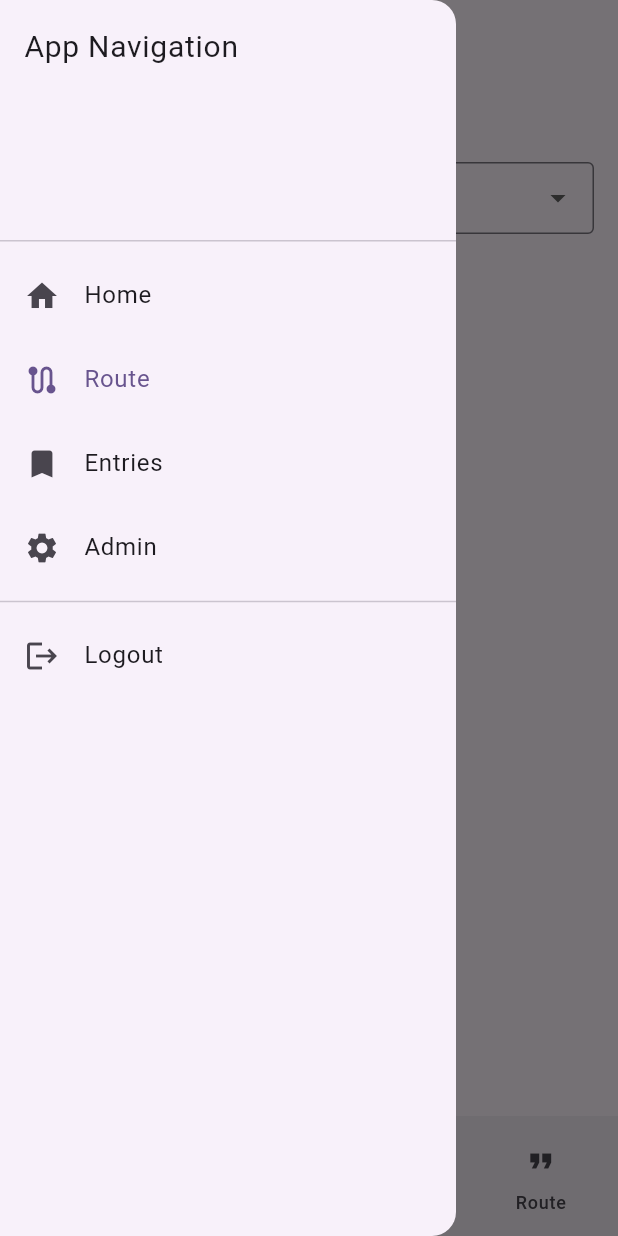
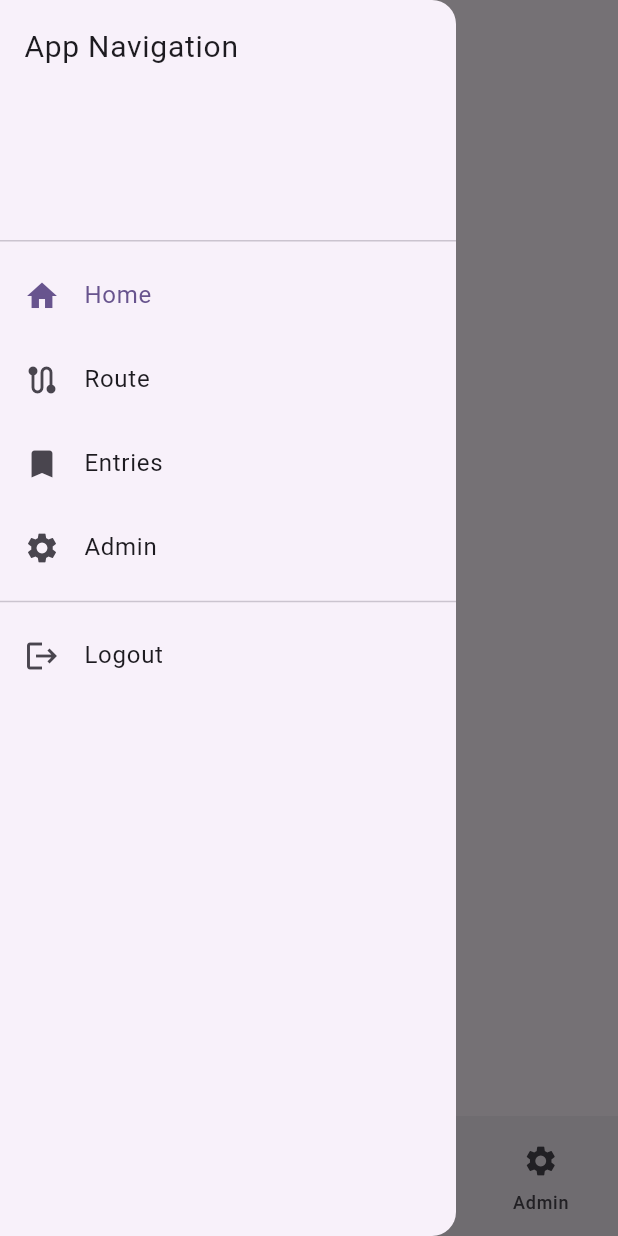
Before and after one commit to Sourish-Kanna/Next-Bus, a Flutter app: the screen it shows once a user with an empty profile is signed in, item 4 of the bottom bar chosen, with the side drawer open, on a phone screen of 412 x 824 dp. Run offline on Flutter 3.47's test engine with Material 3 defaults, Android fonts, the phone set to English and light mode, and no system bars; drawn by our look-alikes of dynamic_color; our stand-ins replace cloud_firestore, firebase_auth, firebase_core, flutter_slidable, google_sign_in, shared_preferences; accounts and stored records are empty.

Commit message:
Refactor: Standardize Navigation Items

```diff
--- a/lib/app_layout.dart
+++ b/lib/app_layout.dart
@@ -22,16 +22,13 @@ const List<_NavItem> _NavDrawerItems = [
   _NavItem('Route', Icons.route, '/route'),
   _NavItem('Entries', Icons.bookmark, '/entries'),
   _NavItem('Admin', Icons.settings, '/admin')
-  // _NavItem('Logout', Icons.logout_rounded, '/login')
-  // _NavItem('Quote', Icons.format_quote, '/route'),
 ];
 
 const List<_NavItem> _NavBarItems = [
   _NavItem('Home', Icons.home, '/home'),
   _NavItem('Route', Icons.route, '/route'),
   _NavItem('Entries', Icons.bookmark, '/entries'),
-  // _NavItem('Logout', Icons.logout_rounded, '/login')
-  _NavItem('Route', Icons.format_quote, '/route'),
+  _NavItem('Admin', Icons.settings, '/admin'),
 ];
 
 
```
